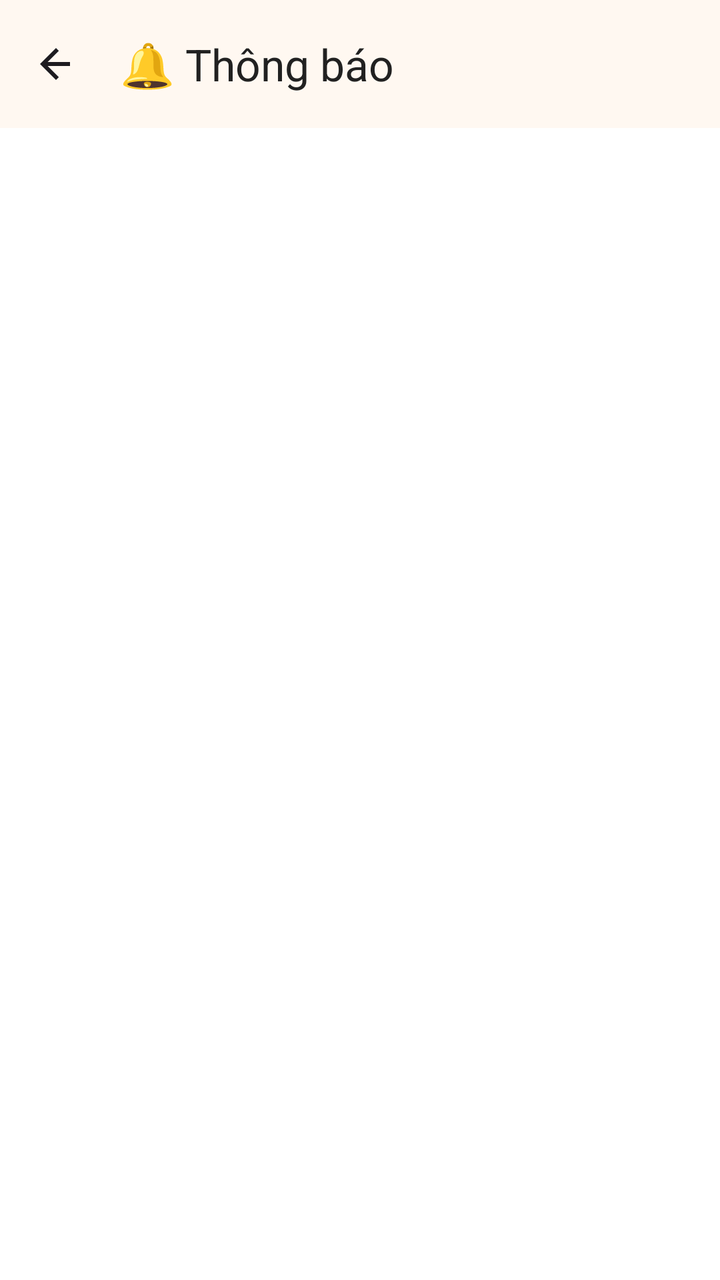
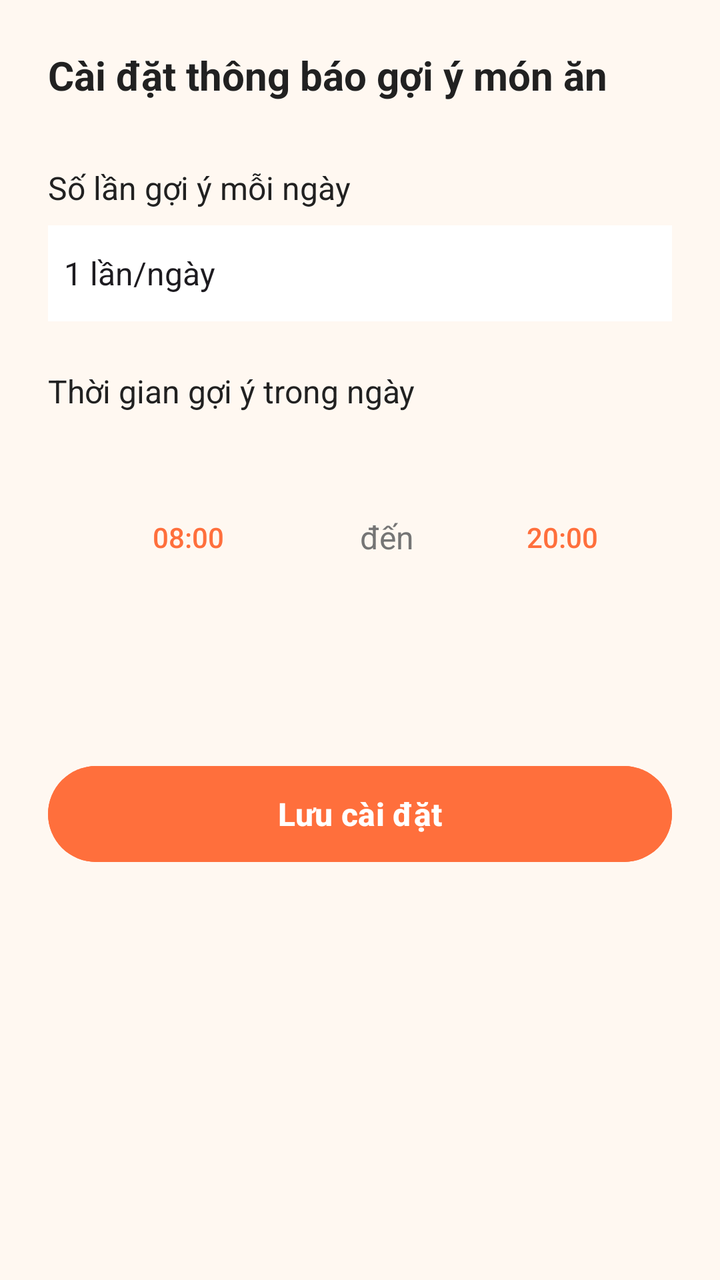

Screens rendered from an Android XML layout before and after an edit, with the pre-edit source and the edit as a unified diff.
<!-- AndroidManifest.xml: application theme Theme.Angiday -->
<!-- res/layout/activity_notification.xml -->
<?xml version="1.0" encoding="utf-8"?>
<LinearLayout xmlns:android="http://schemas.android.com/apk/res/android"
    xmlns:app="http://schemas.android.com/apk/res-auto"
    android:layout_width="match_parent"
    android:layout_height="match_parent"
    android:background="@color/colorSurface"
    android:orientation="vertical">

    
    <com.google.android.material.appbar.MaterialToolbar
        android:id="@+id/topAppBar"
        style="@style/Widget.Material3.Toolbar"
        android:layout_width="match_parent"
        android:layout_height="?attr/actionBarSize"
        app:title="🔔 Thông báo"
        app:titleTextColor="@color/colorOnSurface"
        app:navigationIcon="@drawable/ic_arrow_back_24"
        android:background="@color/colorSurface"
        android:elevation="4dp" />

    
    <androidx.recyclerview.widget.RecyclerView
        android:id="@+id/rvNotifications"
        android:layout_width="match_parent"
        android:layout_height="match_parent"
        android:padding="@dimen/padding_medium"
        android:clipToPadding="false"
        android:scrollbars="vertical"
        android:background="@color/colorBackground" />
</LinearLayout>
<!-- resources referenced by this layout -->
<resources>
  <color name="colorBackground">#FFFFFF</color>
  <color name="colorOnSurface">#212121</color>
  <color name="colorSurface">#FFF8F1</color>
  <dimen name="padding_medium">12dp</dimen>
  <!-- drawable ic_arrow_back_24 (drawable) -->
  <?xml version="1.0" encoding="utf-8"?>
  <vector xmlns:android="http://schemas.android.com/apk/res/android"
      android:width="24dp"
      android:height="24dp"
      android:viewportWidth="24"
      android:viewportHeight="24"
      android:tint="?attr/colorOnSurface">
  
      
      <path
          android:fillColor="@android:color/black"
          android:pathData="M19,11H7.83l5.59,-5.59L12,4l-8,8 8,8 1.41,-1.41L7.83,13H19v-2z"/>
  </vector>
  <style name="Theme.Angiday" parent="Base.Theme.Angiday" />
  <style name="Base.Theme.Angiday" parent="Theme.Material3.DayNight.NoActionBar">
          
          
      </style>
</resources>

<!-- the commit's change to res/layout/activity_notification.xml (unified diff, before → after) -->
@@ -1,30 +1,96 @@
 <?xml version="1.0" encoding="utf-8"?>
 <LinearLayout xmlns:android="http://schemas.android.com/apk/res/android"
-    xmlns:app="http://schemas.android.com/apk/res-auto"
     android:layout_width="match_parent"
     android:layout_height="match_parent"
-    android:background="@color/colorSurface"
-    android:orientation="vertical">
+    android:orientation="vertical"
+    android:padding="24dp"
+    android:background="@color/colorSurface">  
+
+    <TextView
+        android:layout_width="wrap_content"
+        android:layout_height="wrap_content"
+        android:text="Cài đặt thông báo gợi ý món ăn"
+        android:textColor="@color/colorOnSurface"
+        android:textSize="20sp"
+        android:textStyle="bold"
+        android:layout_marginBottom="32dp" />
 
     
-    <com.google.android.material.appbar.MaterialToolbar
-        android:id="@+id/topAppBar"
-        style="@style/Widget.Material3.Toolbar"
+    <TextView
+        android:layout_width="wrap_content"
+        android:layout_height="wrap_content"
+        android:text="Số lần gợi ý mỗi ngày"
+        android:textColor="@color/colorOnSurface"
+        android:textSize="16sp"
+        android:layout_marginBottom="8dp"/>
+
+    <Spinner
+        android:id="@+id/spinner_times_per_day"
         android:layout_width="match_parent"
-        android:layout_height="?attr/actionBarSize"
-        app:title="🔔 Thông báo"
-        app:titleTextColor="@color/colorOnSurface"
-        app:navigationIcon="@drawable/ic_arrow_back_24"
-        android:background="@color/colorSurface"
-        android:elevation="4dp" />
+        android:layout_height="48dp"
+        android:layout_marginBottom="24dp"
+        android:background="@android:color/white"
+        android:entries="@array/times_per_day_options" />
 
     
-    <androidx.recyclerview.widget.RecyclerView
-        android:id="@+id/rvNotifications"
+    <TextView
+        android:layout_width="wrap_content"
+        android:layout_height="wrap_content"
+        android:text="Thời gian gợi ý trong ngày"
+        android:textColor="@color/colorOnSurface"
+        android:textSize="16sp"
+        android:layout_marginBottom="8dp"/>
+
+    <LinearLayout
         android:layout_width="match_parent"
-        android:layout_height="match_parent"
-        android:padding="@dimen/padding_medium"
-        android:clipToPadding="false"
-        android:scrollbars="vertical"
-        android:background="@color/colorBackground" />
+        android:layout_height="wrap_content"
+        android:orientation="horizontal"
+        android:gravity="center_vertical"
+        android:layout_marginBottom="32dp">
+
+        <TextView
+            android:layout_width="0dp"
+            android:layout_height="wrap_content"
+            android:layout_weight="1"
+            android:text="Từ giờ"
+            android:textColor="@color/colorMuted"
+            android:textSize="15sp"/>
+
+        <Button
+            android:id="@+id/btn_pick_start_time"
+            style="?android:attr/borderlessButtonStyle"
+            android:layout_width="140dp"
+            android:layout_height="48dp"
+            android:text="08:00"
+            android:textColor="@color/colorPrimary"
+            android:layout_marginEnd="12dp"/>
+
+        <TextView
+            android:layout_width="wrap_content"
+            android:layout_height="wrap_content"
+            android:text=" đến "
+            android:textColor="@color/colorMuted"
+            android:textSize="16sp"/>
+
+        <Button
+            android:id="@+id/btn_pick_end_time"
+            style="?android:attr/borderlessButtonStyle"
+            android:layout_width="140dp"
+            android:layout_height="48dp"
+            android:text="20:00"
+            android:textColor="@color/colorPrimary"/>
+    </LinearLayout>
+
+    
+    <Button
+        android:id="@+id/btn_save"
+        android:layout_width="match_parent"
+        android:layout_height="56dp"
+        android:text="Lưu cài đặt"
+        android:textSize="16sp"
+        android:textStyle="bold"
+        android:textColor="@color/white"
+        android:backgroundTint="@color/colorPrimary"
+        android:layout_marginTop="24dp"
+        android:elevation="4dp"/>
 </LinearLayout>
<!-- resource entries referenced after the edit -->
@@ -1,23 +1,16 @@
 <!-- resources referenced by this layout -->
 <resources>
-  <color name="colorBackground">#FFFFFF</color>
+  <string-array name="times_per_day_options">
+          <item>1 lần/ngày</item>
+          <item>2 lần/ngày</item>
+          <item>3 lần/ngày</item>
+          <item>4 lần/ngày</item>
+      </string-array>
+  <color name="colorMuted">#757575</color>
   <color name="colorOnSurface">#212121</color>
+  <color name="colorPrimary">#FF6F3C</color>
   <color name="colorSurface">#FFF8F1</color>
-  <dimen name="padding_medium">12dp</dimen>
-  <!-- drawable ic_arrow_back_24 (drawable) -->
-  <?xml version="1.0" encoding="utf-8"?>
-  <vector xmlns:android="http://schemas.android.com/apk/res/android"
-      android:width="24dp"
-      android:height="24dp"
-      android:viewportWidth="24"
-      android:viewportHeight="24"
-      android:tint="?attr/colorOnSurface">
-  
-      
-      <path
-          android:fillColor="@android:color/black"
-          android:pathData="M19,11H7.83l5.59,-5.59L12,4l-8,8 8,8 1.41,-1.41L7.83,13H19v-2z"/>
-  </vector>
+  <color name="white">#FFFFFF</color>
   <style name="Theme.Angiday" parent="Base.Theme.Angiday" />
   <style name="Base.Theme.Angiday" parent="Theme.Material3.DayNight.NoActionBar">
           
